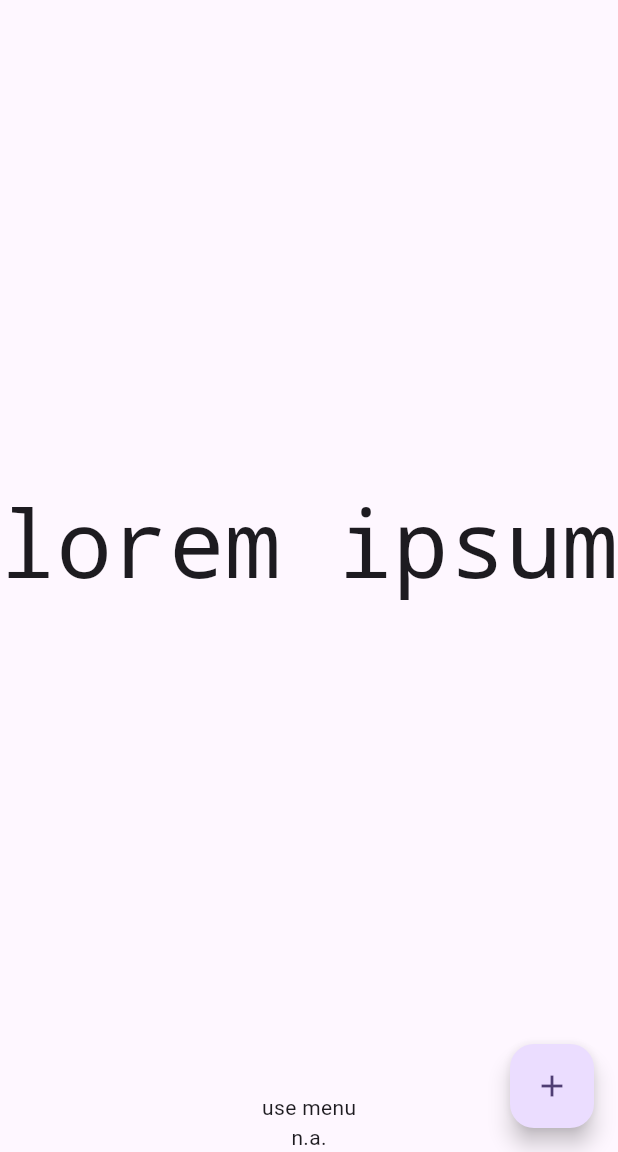
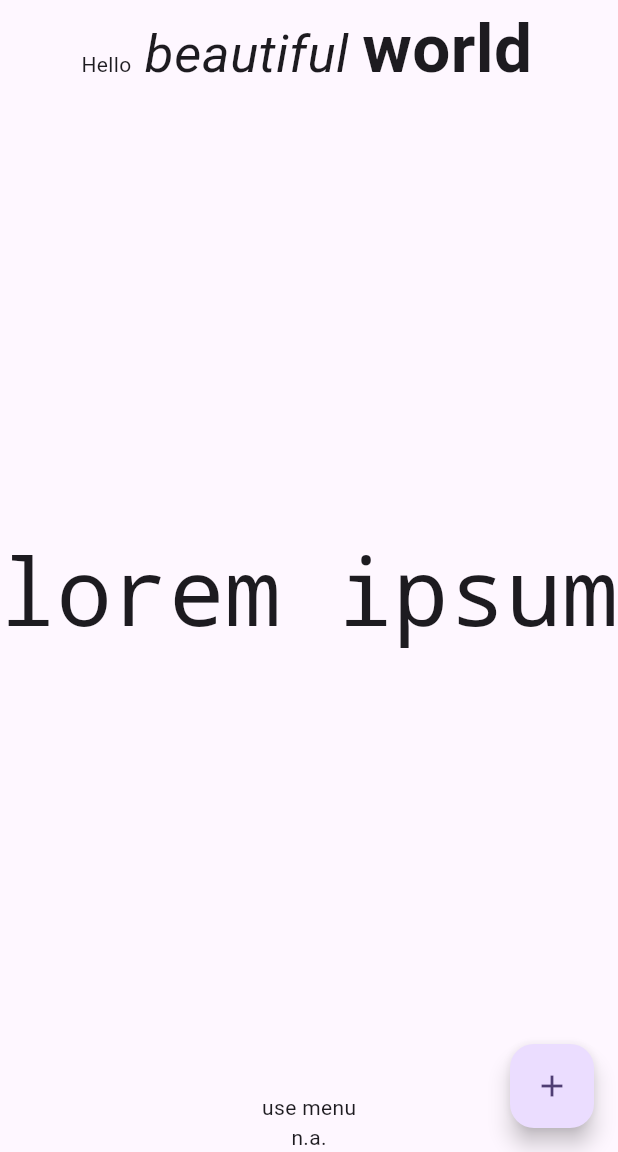
Before and after one commit to ThomasDerZweifler/flutter_sample_app, a Flutter app: the screen it shows after launch, on a phone screen of 412 x 824 dp, the part 84-1236 px from its top. Run offline on Flutter 3.47's test engine with Material 3 defaults, Android fonts, the phone set to English and light mode, and no system bars; our stand-ins replace shared_preferences, webview_flutter; missing offline and left inert: json_dynamic_widget, syncfusion_flutter_pdfviewer.

Commit message:
selectable text

```diff
--- a/lib/page/start/start.dart
+++ b/lib/page/start/start.dart
@@ -113,6 +113,17 @@ class _MyHomePageState extends State<MyHomePage> {
         child: Column(
           mainAxisAlignment: MainAxisAlignment.center,
           children: <Widget>[
+            SelectableText.rich(TextSpan(
+              text: 'Hello', // default text style
+              children: <TextSpan>[
+                TextSpan(
+                    text: ' beautiful ',
+                    style: TextStyle(fontStyle: FontStyle.italic, fontSize: 35)),
+                TextSpan(
+                    text: 'world',
+                    style: TextStyle(fontWeight: FontWeight.bold, fontSize: 45)),
+              ],
+            )),
             Expanded(
               child: FittedBox(
                 fit: BoxFit.scaleDown,
```
